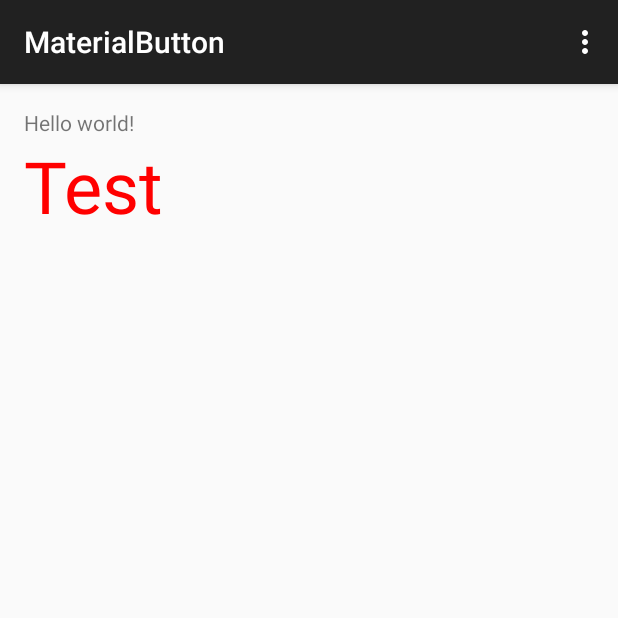
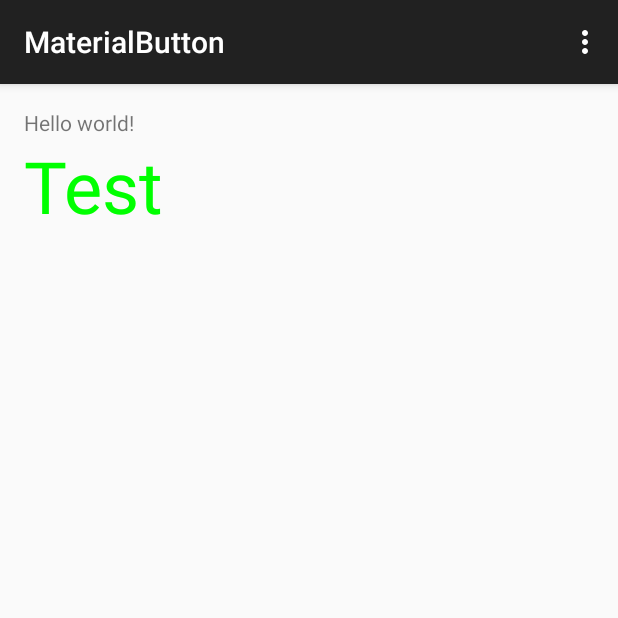
Before and after one commit to SharerMax/MaterialButton, an Android app: the screen it shows after launch (MainActivity), on a phone screen of 412 x 824 dp, the top half of it. Run offline under Robolectric (Android 15) with nearby library versions, the phone set to English and light mode, and no system bars.

Commit message:
change attribute name 'animationSpeed' to 'rippleSpeed';add attributes 'afterRippleClicked' and 'rippleColor'

```diff
--- a/app/src/main/res/layout/activity_main.xml
+++ b/app/src/main/res/layout/activity_main.xml
@@ -19,8 +19,11 @@
         android:layout_height="wrap_content"
         android:text="Test"
         android:textSize="48sp"
-        android:textColor="#FF0000"
+        android:textColor="#00FF00"
+        android:background="#FF0000"
         android:layout_below="@+id/textview"
-        app:animationSpeed="5"/>
+        app:rippleSpeed="5"
+        app:afterRippleClicked="true"
+        app:rippleColor="#88DDDDDD"/>
 
 </RelativeLayout>
--- a/materialbuttonlibrary/src/main/java/us/saeratom/materialbuttonlibrary/FlatButton.java
+++ b/materialbuttonlibrary/src/main/java/us/saeratom/materialbuttonlibrary/FlatButton.java
@@ -6,6 +6,7 @@ import android.content.res.TypedArray;
 import android.graphics.Canvas;
 import android.graphics.Color;
 import android.graphics.Paint;
+import android.graphics.drawable.ColorDrawable;
 import android.os.Build;
 import android.support.annotation.NonNull;
 import android.util.AttributeSet;
@@ -18,7 +19,7 @@ import android.widget.TextView;
  * E-Mail: mdcw1103@gmail.com
  */
 public class FlatButton extends TextView {
-    private Paint mPaint;
+    private static final float DEFAULT_RIPPLE_SPEED = 3;
     private boolean mAnimation;
     private float mStartX;
     private float mStartY;
@@ -26,39 +27,36 @@ public class FlatButton extends TextView {
     private double mMaxRadius;
     private Paint mAnimationPaint;
     private float mAnimationSpeed = 3;
+    private OnClickListener mOnClickListener;
+    private boolean mAfterRippleClicked;
+    private int mRippleColor;
     public FlatButton(Context context) {
         super(context);
-        mPaint = new Paint(Paint.ANTI_ALIAS_FLAG);
     }
 
     public FlatButton(Context context, AttributeSet attrs) {
         super(context, attrs);
-        mPaint = new Paint(Paint.ANTI_ALIAS_FLAG);
         init(context, attrs);
     }
 
     public FlatButton(Context context, AttributeSet attrs, int defStyleAttr) {
         super(context, attrs, defStyleAttr);
-        mPaint = new Paint(Paint.ANTI_ALIAS_FLAG);
         init(context, attrs);
     }
 
     @TargetApi(Build.VERSION_CODES.LOLLIPOP)
     public FlatButton(Context context, AttributeSet attrs, int defStyleAttr, int defStyleRes) {
         super(context, attrs, defStyleAttr, defStyleRes);
-        mPaint = new Paint(Paint.ANTI_ALIAS_FLAG);
         init(context, attrs);
     }
 
     private void init(Context context, AttributeSet attrs) {
         TypedArray typedArray = context.obtainStyledAttributes(attrs, R.styleable.FlatButton);
-        mAnimationSpeed = typedArray.getFloat(R.styleable.FlatButton_animationSpeed, 3);
+        mAnimationSpeed = typedArray.getFloat(R.styleable.FlatButton_rippleSpeed, DEFAULT_RIPPLE_SPEED);
+        mAfterRippleClicked = typedArray.getBoolean(R.styleable.FlatButton_afterRippleClicked, true);
+        mRippleColor = typedArray.getColor(R.styleable.FlatButton_rippleColor, getDefaultRippleColor(context));
+        setBackground(new ColorDrawable(Color.TRANSPARENT));
         typedArray.recycle();
-    }
-
-    @Override
-    protected void onMeasure(int widthMeasureSpec, int heightMeasureSpec) {
-        super.onMeasure(widthMeasureSpec, heightMeasureSpec);
     }
 
     @Override
@@ -70,6 +68,10 @@ public class FlatButton extends TextView {
             mStartR += mAnimationSpeed;
             if (mStartR > mMaxRadius) {
                 mAnimation = false;
+                setPressed(false);
+                if (null != mOnClickListener && mAfterRippleClicked) {
+                    mOnClickListener.onClick(this);
+                }
             }
             invalidate();
         }
@@ -78,29 +80,32 @@ public class FlatButton extends TextView {
     private Paint initAnimationPaint() {
         if (null == mAnimationPaint) {
             mAnimationPaint = new Paint(Paint.ANTI_ALIAS_FLAG);
-            mAnimationPaint.setColor(makeRippleColor());
+            mAnimationPaint.setColor(mRippleColor);
         }
         return mAnimationPaint;
     }
-    private int makeRippleColor() {
-        return Color.parseColor("#88DDDDDD");
+    private int getDefaultRippleColor(Context context) {
+        TypedArray typedArray = context.getTheme().obtainStyledAttributes(
+                new int[] {android.R.attr.colorBackground});
+        int color = typedArray.getColor(0, Color.parseColor("#88DDDDDD"));
+        if ((color & 0xFF000000) == 0xFF000000) {
+            color &= 0x00FFFFFF;
+            color |= 0x88000000;
+        }
+        return color;
     }
 
     @Override
     public boolean onTouchEvent(@NonNull MotionEvent event) {
         mAnimation = true;
-        switch (event.getAction()) {
-            case MotionEvent.ACTION_DOWN:
+        if (MotionEvent.ACTION_DOWN == event.getAction()) {
+
+                setPressed(true);
                 mStartX = event.getX();
                 mStartY = event.getY();
                 mStartR = 0;
                 computeMaxRadius(mStartX, mStartY);
                 invalidate();
-                break;
-            case MotionEvent.ACTION_UP:
-                break;
-            default:
-                break;
         }
 
         return super.onTouchEvent(event);
@@ -111,4 +116,13 @@ public class FlatButton extends TextView {
         double y1 = y > (getWidth() / 2) ? y : getHeight() - y;
         mMaxRadius = Math.sqrt(x1 * x1 + y1 * y1);
     }
+
+    @Override
+    public void setOnClickListener(OnClickListener l) {
+        mOnClickListener = l;
+    }
+
+    public void setAfterRippleClicked(boolean enable) {
+        mAfterRippleClicked = enable;
+    }
 }
--- a/materialbuttonlibrary/src/main/res/values/attrs.xml
+++ b/materialbuttonlibrary/src/main/res/values/attrs.xml
@@ -1,6 +1,8 @@
 <?xml version="1.0" encoding="utf-8"?>
 <resources>
     <declare-styleable name="FlatButton">
-        <attr name="animationSpeed" format="float"/>
+        <attr name="rippleSpeed" format="float"/>
+        <attr name="afterRippleClicked" format="boolean"/>
+        <attr name="rippleColor" format="color"/>
     </declare-styleable>
 </resources>
```
